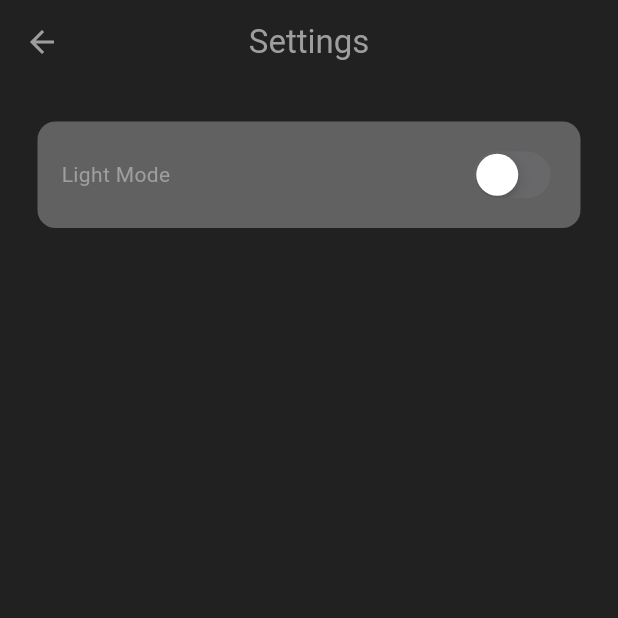
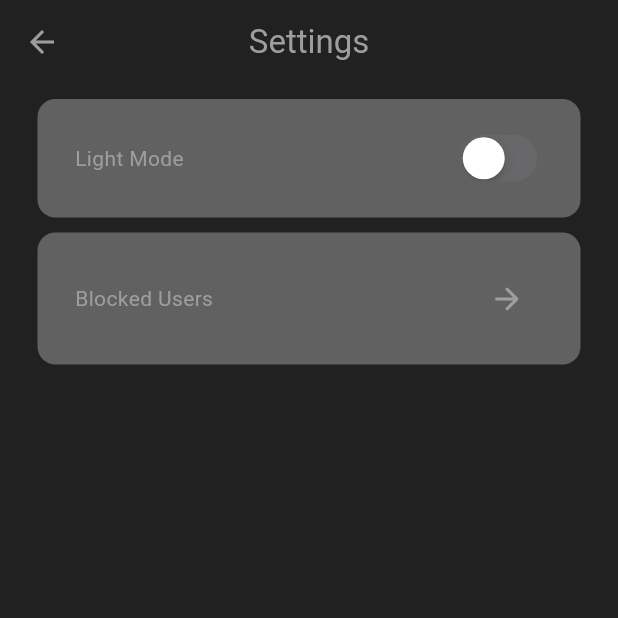
Before and after one commit to theocsav/chat_app, a Flutter app: the screen it shows once a user with an empty profile is signed in, in the side drawer, after a tap on "Settings", on a phone screen of 412 x 824 dp, the top half of it. Run offline on Flutter 3.47's test engine with Material 3 defaults, Android fonts, the phone set to English and light mode, and no system bars; our stand-ins replace cloud_firestore, firebase_auth, firebase_core; accounts and stored records are empty.

Commit message:
Block functionality

```diff
--- a/lib/pages/home_page.dart
+++ b/lib/pages/home_page.dart
@@ -32,7 +32,7 @@ class HomePage extends StatelessWidget {
   // build a list of users except the current logged in user
   Widget _buildUserList() {
     return StreamBuilder(
-      stream: _chatService.getUserStream(),
+      stream: _chatService.getUsersStreamExcludingBlocked(),
       builder: (context, snapshot){
         // error
         if (snapshot.hasError) {
--- a/lib/pages/settings_page.dart
+++ b/lib/pages/settings_page.dart
@@ -1,5 +1,6 @@
 import 'package:flutter/cupertino.dart';
 import 'package:flutter/material.dart';
+import 'package:global_chat_app/pages/blocked_users_page.dart';
 import 'package:global_chat_app/themes/theme_provider.dart';
 import 'package:provider/provider.dart';
 
@@ -17,17 +18,23 @@ class SettingsPage extends StatelessWidget {
         elevation: 0.0,
         centerTitle: true,
       ),
-      body: Container(
+
+      body: Center(
+        child: ConstrainedBox(
+          constraints: const BoxConstraints(maxWidth: 600),
+          child: Column(
+            children: [
+              // light mode
+              Container(
                 decoration: BoxDecoration(
                   color: Theme.of(context).colorScheme.secondary,
                   borderRadius: BorderRadius.circular(12),
                 ),
-        margin: const EdgeInsets.all(25),
-        padding: const EdgeInsets.all(16),
+                margin: const EdgeInsets.only(left: 25, top: 10, right: 25),
+                padding: const EdgeInsets.only(left: 25, right: 25, top: 20, bottom: 20),
                 child: Row(
                   mainAxisAlignment: MainAxisAlignment.spaceBetween,
                   children: [
-            // light mode
                     const Text(
                       "Light Mode",
                       style: TextStyle(
@@ -46,6 +53,44 @@ class SettingsPage extends StatelessWidget {
                   ],
                 ),
               ),
+              // blocked users
+              Container(
+                decoration: BoxDecoration(
+                  color: Theme.of(context).colorScheme.secondary,
+                  borderRadius: BorderRadius.circular(12),
+                ),
+                margin: const EdgeInsets.only(left: 25, top: 10, right: 25),
+                padding: const EdgeInsets.only(left: 25, right: 25, top: 20, bottom: 20),
+                child: Row(
+                  mainAxisAlignment: MainAxisAlignment.spaceBetween,
+                  children: [
+                    const Text(
+                      "Blocked Users",
+                      style: TextStyle(
+                        color: Colors.grey,
+                      ),
+                    ),
+
+                    // Button to go to blocked users page
+                    IconButton(
+                      onPressed: () => Navigator.push(
+                        context,
+                        MaterialPageRoute(
+                          builder: (context) => BlockedUsersPage()
+                        )
+                      ),
+                      icon: const Icon(
+                        Icons.arrow_forward_rounded,
+                        color: Colors.grey,
+                        ),
+                    )
+                  ],
+                ),
+              ),
+            ],
+          ),
+        ),
+      ),
     );
   }
 }
```
Also changed, not shown: lib/components/chat_bubble.dart (+42 -8 lines), lib/pages/blocked_users_page.dart (added, +94 -0 lines). Lines whose indentation alone changed are shown as unchanged.
